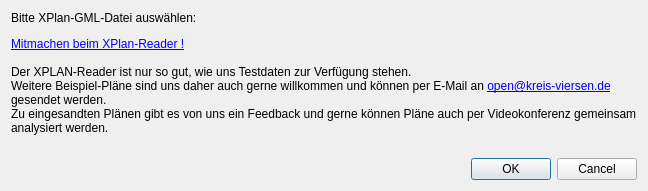
The window that xplan_reader.ui (kreis-viersen/xplan-reader) describes before a commit, drawn with Qt 5.
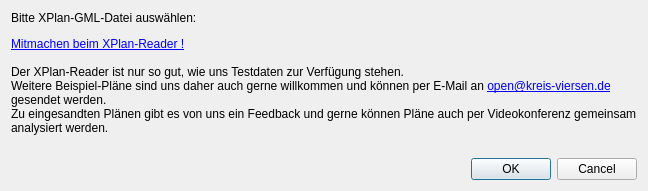
The same window after the commit. Custom widgets are drawn as their Qt base class.

```diff
--- a/xplan_reader.ui
+++ b/xplan_reader.ui
@@ -45,7 +45,7 @@
      <item>
       <widget class="QLabel" name="label">
        <property name="text">
-        <string>&lt;a href=&quot;https://github.com/kreis-viersen/xplan-reader/blob/main/README.md#mitmachen-beim-xplan-reader&quot;&gt;Mitmachen beim XPlan-Reader !&lt;/a&gt;&lt;br&gt;&lt;br&gt;Der XPLAN-Reader ist nur so gut, wie uns Testdaten zur Verfügung stehen. &lt;br&gt;Weitere Beispiel-Pläne sind uns daher auch gerne willkommen und können per E-Mail an &lt;a href=&quot;mailto:open@kreis-viersen.de?subject=xplan-reader&quot;&gt;open@kreis-viersen.de&lt;/a&gt;&lt;br&gt;gesendet werden.&lt;br&gt;Zu eingesandten Plänen gibt es von uns ein Feedback und gerne können Pläne auch per Videokonferenz gemeinsam&lt;br&gt;analysiert werden.</string>
+        <string>&lt;a href=&quot;https://github.com/kreis-viersen/xplan-reader/blob/main/README.md#mitmachen-beim-xplan-reader&quot;&gt;Mitmachen beim XPlan-Reader !&lt;/a&gt;&lt;br&gt;&lt;br&gt;Der XPlan-Reader ist nur so gut, wie uns Testdaten zur Verfügung stehen. &lt;br&gt;Weitere Beispiel-Pläne sind uns daher auch gerne willkommen und können per E-Mail an &lt;a href=&quot;mailto:open@kreis-viersen.de?subject=xplan-reader&quot;&gt;open@kreis-viersen.de&lt;/a&gt;&lt;br&gt;gesendet werden.&lt;br&gt;Zu eingesandten Plänen gibt es von uns ein Feedback und gerne können Pläne auch per Videokonferenz gemeinsam&lt;br&gt;analysiert werden.</string>
        </property>
        <property name="openExternalLinks">
         <bool>true</bool>
```
